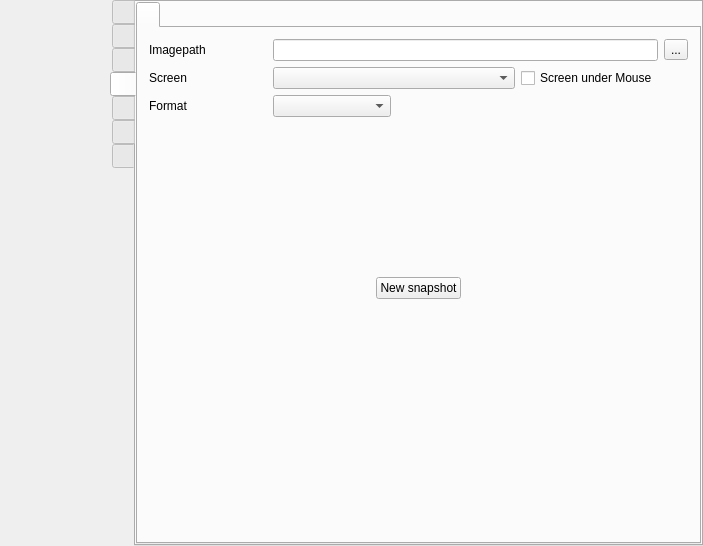
Before: the Qt Designer form src/formMainWindow.ui in vkohaupt/vokoscreenNG, drawn with Qt 5.
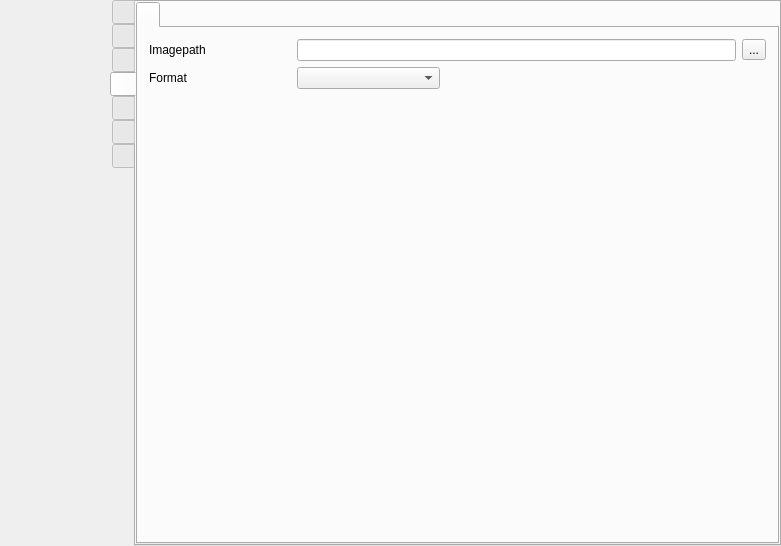
After: the same form once the commit is applied. The open tabs and pages were chosen to show the change. Icons and pictures are not drawn.

Commit message: Add snapshot-tab

Patch:
```diff
--- a/src/formMainWindow.ui
+++ b/src/formMainWindow.ui
@@ -2759,6 +2759,19 @@
             </property>
            </widget>
           </item>
+          <item>
+           <widget class="QPushButton" name="pushButtonSnapshot">
+            <property name="font">
+             <font>
+              <weight>75</weight>
+              <bold>true</bold>
+             </font>
+            </property>
+            <property name="text">
+             <string>Snapshot</string>
+            </property>
+           </widget>
+          </item>
           <item>
            <widget class="QToolButton" name="help_screencast_execute">
             <property name="toolTip">
@@ -3820,21 +3833,7 @@
            <layout class="QVBoxLayout" name="verticalLayout_37">
             <item>
              <layout class="QGridLayout" name="gridLayout_10">
-              <item row="1" column="0">
-               <widget class="QLabel" name="label_58">
-                <property name="text">
-                 <string>Screen</string>
-                </property>
-               </widget>
-              </item>
-              <item row="2" column="0">
-               <widget class="QLabel" name="label_57">
-                <property name="text">
-                 <string>Format</string>
-                </property>
-               </widget>
-              </item>
-              <item row="3" column="2">
+              <item row="2" column="2">
                <spacer name="verticalSpacer">
                 <property name="orientation">
                  <enum>Qt::Vertical</enum>
@@ -3847,9 +3846,6 @@
                 </property>
                </spacer>
               </item>
-              <item row="2" column="1">
-               <widget class="QComboBox" name="comboBoxSnapshotImageFormats"/>
-              </item>
               <item row="0" column="0">
                <widget class="QLabel" name="label_56">
                 <property name="text">
@@ -3857,25 +3853,6 @@
                 </property>
                </widget>
               </item>
-              <item row="2" column="2" colspan="2">
-               <spacer name="horizontalSpacer_24">
-                <property name="orientation">
-                 <enum>Qt::Horizontal</enum>
-                </property>
-                <property name="sizeHint" stdset="0">
-                 <size>
-                  <width>40</width>
-                  <height>20</height>
-                 </size>
-                </property>
-               </spacer>
-              </item>
-              <item row="0" column="1" colspan="3">
-               <widget class="QLineEdit" name="lineEditSnapshotImagePath"/>
-              </item>
-              <item row="1" column="1" colspan="2">
-               <widget class="QComboBox" name="comboBoxSnapshotScreens"/>
-              </item>
               <item row="0" column="4">
                <widget class="QToolButton" name="toolButton">
                 <property name="text">
@@ -3883,13 +3860,32 @@
                 </property>
                </widget>
               </item>
-              <item row="1" column="3">
-               <widget class="QCheckBox" name="checkBox_2">
+              <item row="1" column="0">
+               <widget class="QLabel" name="label_57">
                 <property name="text">
-                 <string>Screen under Mouse</string>
+                 <string>Format</string>
                 </property>
                </widget>
               </item>
+              <item row="1" column="2" colspan="2">
+               <spacer name="horizontalSpacer_24">
+                <property name="orientation">
+                 <enum>Qt::Horizontal</enum>
+                </property>
+                <property name="sizeHint" stdset="0">
+                 <size>
+                  <width>40</width>
+                  <height>20</height>
+                 </size>
+                </property>
+               </spacer>
+              </item>
+              <item row="1" column="1">
+               <widget class="QComboBox" name="comboBoxSnapshotImageFormats"/>
+              </item>
+              <item row="0" column="1" colspan="3">
+               <widget class="QLineEdit" name="lineEditSnapshotImagePath"/>
+              </item>
              </layout>
             </item>
             <item>
@@ -3907,13 +3903,6 @@
                 </property>
                </spacer>
               </item>
-              <item>
-               <widget class="QPushButton" name="pushButtonSnapshot">
-                <property name="text">
-                 <string>New snapshot</string>
-                </property>
-               </widget>
-              </item>
               <item>
                <spacer name="horizontalSpacer_31">
                 <property name="orientation">
```
Left out of the diff: 10 changed lines with no effect on the pictures. The commit also changes 5 other files.
